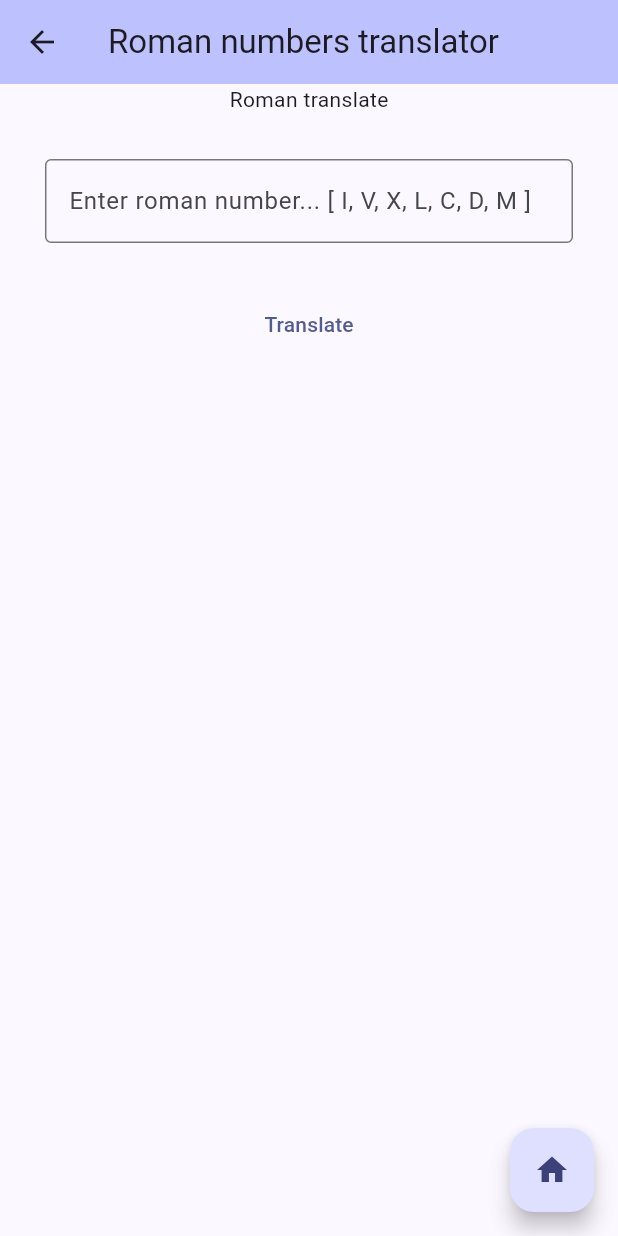
After one commit to CyberDano/flutter_exercises, a Flutter app: the RomainTranslate screen opened directly, after a tap on "Translate", on a phone screen of 412 x 824 dp. The commit adds this screen. Run offline on Flutter 3.47's test engine with Material 3 defaults, Android fonts, the phone set to English and light mode, and no system bars.

Commit message:
Roman number translator

```diff
--- a/lib/average.dart
+++ b/lib/average.dart
@@ -29,6 +29,7 @@ class _AverageScreenState extends State<Average> {
     super.dispose();
   }
 
+  // ignore: non_constant_identifier_names
   void AddNumber() {
     if (_averageController.text.isNotEmpty) {
       numbers.add(_averageController.text);
@@ -38,6 +39,7 @@ class _AverageScreenState extends State<Average> {
     Calculate();
   }
 
+  // ignore: non_constant_identifier_names
   void Calculate() {
     if (numbers.length < 5) {
       answer = "You need five numbers.";
@@ -45,7 +47,6 @@ class _AverageScreenState extends State<Average> {
       double num = 0;
       for (int n = 0; n < numbers.length; n++) {
         num = num + int.parse(numbers[n]);
-        print(num);
       }
       num = num / 5;
       answer = "The average is $num";
--- a/lib/censorer.dart
+++ b/lib/censorer.dart
@@ -1,7 +1,7 @@
-/* Class */
 import 'package:flutter/material.dart';
 import 'package:flutter_exercises/main.dart';
 
+/* Class */
 class Censorer extends StatefulWidget {
   const Censorer({super.key, required this.title});
   final String title;
--- a/lib/main.dart
+++ b/lib/main.dart
@@ -1,6 +1,7 @@
 import 'package:flutter/material.dart';
 import 'package:flutter_exercises/average.dart';
 import 'package:flutter_exercises/censorer.dart';
+import 'package:flutter_exercises/romanTranslate.dart';
 import 'package:flutter_exercises/roulette.dart';
 
 void main() {
@@ -60,6 +61,14 @@ class _MyHomePageState extends State<MyHomePage> {
               builder: (context) =>
                   const Censorer(title: "Censorer exercise")));
     }
+    if (i == 4) {
+      /// Hides bad words (user input)
+      Navigator.push(
+          context,
+          MaterialPageRoute(
+              builder: (context) =>
+                  const RomainTranslate(title: "Roman numbers translator")));
+    }
   }
 
   @override
@@ -75,6 +84,10 @@ class _MyHomePageState extends State<MyHomePage> {
           children: <Widget>[
             const Text(
               'Select which exercise do you want to see:',
+              style: TextStyle(
+                  color: Color.fromARGB(255, 17, 0, 255),
+                  fontSize: 20,
+                  fontWeight: FontWeight.bold),
             ),
             Row(
               mainAxisAlignment: MainAxisAlignment.center,
@@ -93,6 +106,15 @@ class _MyHomePageState extends State<MyHomePage> {
                 ),
               ],
             ),
+            Row(
+              mainAxisAlignment: MainAxisAlignment.center,
+              children: [
+                TextButton(
+                  onPressed: () => GoToScreen(4),
+                  child: const Text("Roman translator"),
+                ),
+              ],
+            )
           ],
         ),
       ),
--- /dev/null
+++ b/lib/romanTranslate.dart
@@ -0,0 +1,101 @@
+import 'package:flutter/material.dart';
+import 'package:flutter/services.dart';
+import 'package:flutter_exercises/main.dart';
+
+/* Class */
+class RomainTranslate extends StatefulWidget {
+  const RomainTranslate({super.key, required this.title});
+  final String title;
+
+  @override
+  State<RomainTranslate> createState() => _RomainTranslateScreenState();
+}
+
+/* Screen build */
+class _RomainTranslateScreenState extends State<RomainTranslate> {
+  // ignore: prefer_final_fields
+  late TextEditingController _romanTranslator = TextEditingController();
+  final Map<String, int> romanNumerals = {
+    "I": 1,
+    "V": 5,
+    "X": 10,
+    "L": 50,
+    "C": 100,
+    "D": 500,
+    "M": 1000
+  };
+  String result = "";
+
+  /// Calculate number
+  int romanToDecimal(String roman) {
+    int decimal = 0;
+    int prevValue = 0;
+
+    for (int i = roman.length - 1; i >= 0; i--) {
+      String char = roman[i];
+      if (romanNumerals.containsKey(char)) {
+        int value = romanNumerals[char]!;
+        if (value < prevValue) {
+          decimal -= value;
+        } else {
+          decimal += value;
+        }
+        prevValue = value;
+      } else {
+        return -1; // Non valid letter
+      }
+    }
+    return decimal;
+  }
+
+  @override
+  Widget build(BuildContext context) {
+    return Scaffold(
+      appBar: AppBar(
+        backgroundColor: Theme.of(context).colorScheme.inversePrimary,
+        title: Text(widget.title),
+      ),
+      body: Column(
+        children: <Widget>[
+          const Text('Roman translate'),
+          SizedBox(
+            width: 500,
+            child: Padding(
+              padding: const EdgeInsets.all(30),
+              child: TextField(
+                keyboardType: TextInputType.text,
+                controller: _romanTranslator,
+                decoration: const InputDecoration(
+                  labelText: "Enter roman number... [ I, V, X, L, C, D, M ]",
+                  border: OutlineInputBorder(),
+                ), // Only letters allowed
+                inputFormatters: <TextInputFormatter>[
+                  FilteringTextInputFormatter.allow(RegExp(r'[a-zA-Z]'))
+                ],
+              ),
+            ),
+          ),
+          TextButton(
+            onPressed: () {
+              setState(() {
+                int decimalValue =
+                    romanToDecimal(_romanTranslator.text.toUpperCase());
+                if (_romanTranslator.text.isNotEmpty) {
+                  if (decimalValue == -1) {
+                    result = 'Invalid key';
+                  } else {
+                    result =
+                        "${_romanTranslator.text.toUpperCase()}:$decimalValue";
+                  }
+                }
+              });
+            },
+            child: const Text('Translate'),
+          ),
+          Text(result),
+        ],
+      ),
+      floatingActionButton: Method.goToHome(context),
+    );
+  }
+}
```
